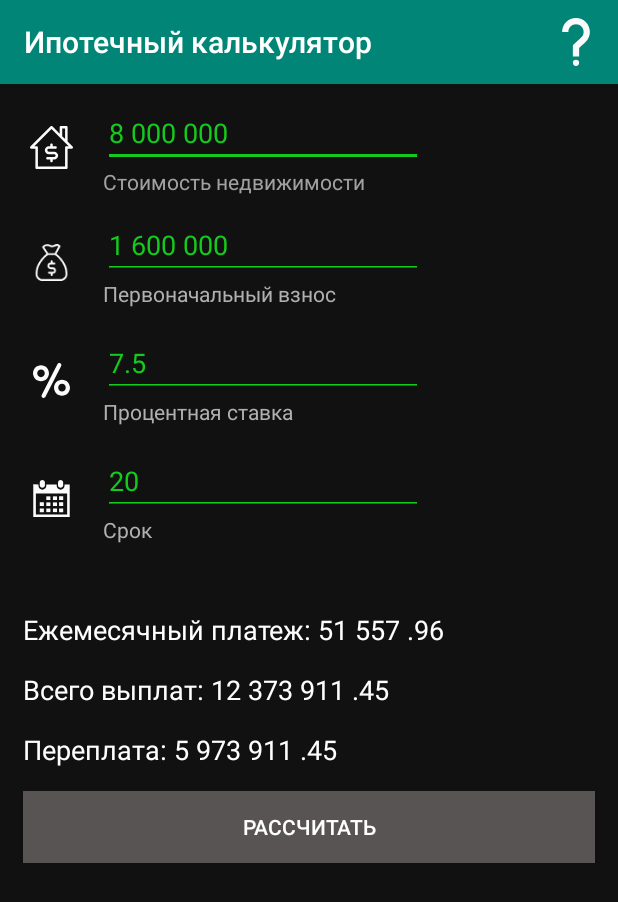
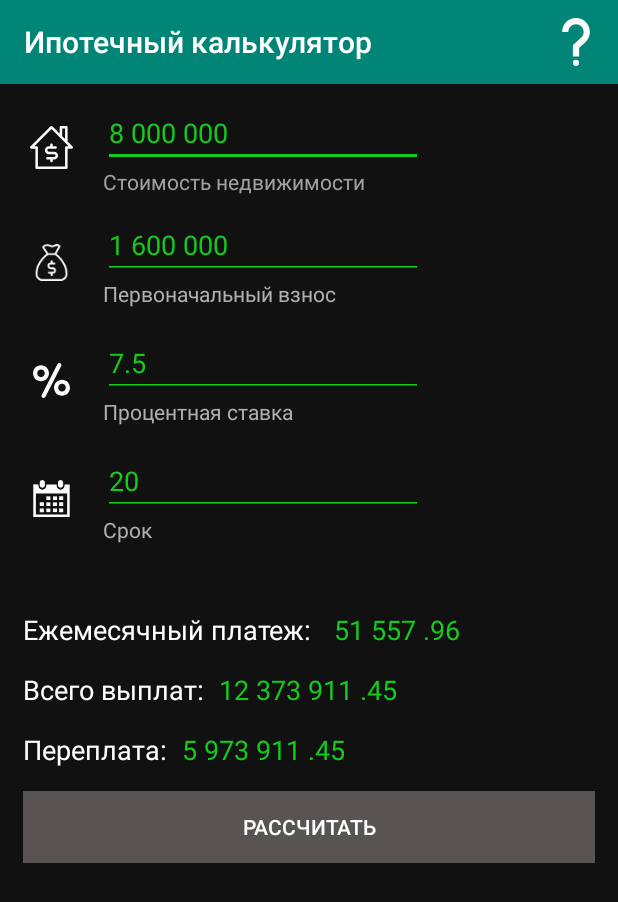
Before and after one commit to Serrggor49/FinCalc, an Android app: the Ipoteka screen opened directly, with no data from a screen before it, after a tap on "РАССЧИТАТЬ", on a phone screen of 412 x 824 dp. Shown: the top 902 px of the screen. Run offline under Robolectric (Android 15) with nearby library versions, the phone set to English and light mode, and no system bars.

Commit message:
Начал делать кредитны калькулятор

```diff
--- a/app/src/main/java/com49/comments49/fincalc/Ipoteka.java
+++ b/app/src/main/java/com49/comments49/fincalc/Ipoteka.java
@@ -30,6 +30,8 @@ public class Ipoteka extends AppCompatActivity {
     double procentnayaStavka;
     double srok;
 
+    int stringHelp = R.string.help_ipoteka;
+
 
     @Override
     public boolean onCreateOptionsMenu(Menu menu) {
@@ -40,6 +42,8 @@ public class Ipoteka extends AppCompatActivity {
 
     @Override
     public boolean onOptionsItemSelected(MenuItem item) {
+
+        Info.setText(stringHelp);
         Intent intent = new Intent(this, Info.class);
         startActivity(intent);
         return false;
@@ -72,8 +76,8 @@ public class Ipoteka extends AppCompatActivity {
 
         stoimostJilya = Double.parseDouble(stoimost);
         pervonachalniyVznos = Double.parseDouble(vznos);
-        procentnayaStavka = Double.parseDouble(procentnayaStavkaEditText.getText().toString())/100/12;
-        srok = Double.parseDouble(srokEditText.getText().toString())*12;
+        procentnayaStavka = Double.parseDouble(procentnayaStavkaEditText.getText().toString()) / 100 / 12;
+        srok = Double.parseDouble(srokEditText.getText().toString()) * 12;
         calculate();
 
         stoimostJilyaEditText.setText(Methods.separate(stoimostJilyaEditText.getText().toString()));
@@ -82,12 +86,11 @@ public class Ipoteka extends AppCompatActivity {
     }
 
 
-
     public void calculate() {
-        Double x = (stoimostJilya - pervonachalniyVznos) * (   (procentnayaStavka * (Math.pow((1+procentnayaStavka), srok))  / (Math.pow((1+procentnayaStavka), srok)-1)));  // ежемесячный платеж
-        resultEditText.setText("Ежемесячный платеж: " + Methods.separate(String.format("%.2f", x)));
-        resultVsegoViplat.setText("Всего выплат: " + Methods.separate(String.format("%.2f", x*srok)));
-        resultPereplata.setText("Переплата: " + Methods.separate(String.format("%.2f", x*srok-(stoimostJilya-pervonachalniyVznos))));
+        Double x = (stoimostJilya - pervonachalniyVznos) * ((procentnayaStavka * (Math.pow((1 + procentnayaStavka), srok)) / (Math.pow((1 + procentnayaStavka), srok) - 1)));  // ежемесячный платеж
+        resultEditText.setText(" " + Methods.separate(String.format("%.2f", x)));
+        resultVsegoViplat.setText(" " + Methods.separate(String.format("%.2f", x * srok)));
+        resultPereplata.setText(" " + Methods.separate(String.format("%.2f", x * srok - (stoimostJilya - pervonachalniyVznos))));
     }
 
 
--- a/app/src/main/java/com49/comments49/fincalc/MainActivity.java
+++ b/app/src/main/java/com49/comments49/fincalc/MainActivity.java
@@ -74,6 +74,11 @@ public class MainActivity extends AppCompatActivity {
         startActivity(intent);
     }
 
+    public void startCredit(View v){
+        Intent intent = new Intent(MainActivity.this, Credit.class);
+        startActivity(intent);
+    }
+
 
 
 
--- a/app/src/main/java/com49/comments49/fincalc/Slojniy_procent.java
+++ b/app/src/main/java/com49/comments49/fincalc/Slojniy_procent.java
@@ -43,6 +43,7 @@ public class Slojniy_procent extends AppCompatActivity {
     LineGraphSeries<DataPoint> graf_1;  //
     LineGraphSeries<DataPoint> graf_2;
     GraphView graph;  // график
+    int stringHelp = R.string.help_slojniy_procent;
 
 
     @Override
@@ -54,8 +55,7 @@ public class Slojniy_procent extends AppCompatActivity {
 
     @Override
     public boolean onOptionsItemSelected(MenuItem item) {
-        // Handle item selection
-
+        Info.setText(stringHelp);
         Intent intent = new Intent(this, Info.class);
         startActivity(intent);
         return false;
@@ -120,7 +120,7 @@ public class Slojniy_procent extends AppCompatActivity {
 
         A = (P * (Math.pow((1 + (r / n)), (n * t)))); // стоимость вклада по окончанию срока (сложный процент)
         String result_v = String.format("%.2f",  A);
-        result.setText("Итоговая сумма " + Methods.separate(result_v));
+        result.setText(" " + Methods.separate(result_v));
         String result_prft =  String.format("%.2f",  (A-P));
         // profit.setText("Прибыль               " + separate(result_prft));
 
--- a/app/src/main/res/layout/activity_ipoteka.xml
+++ b/app/src/main/res/layout/activity_ipoteka.xml
@@ -209,9 +209,15 @@
 
             </LinearLayout>
 
+
+            <LinearLayout
+                android:layout_width="match_parent"
+                android:layout_height="match_parent"
+                android:orientation="horizontal">
+
                 <TextView
-                android:id="@+id/result_editText_id"
-                android:layout_width="match_parent"
+                    android:id="@+id/result_editText_id_"
+                    android:layout_width="wrap_content"
                     android:layout_height="wrap_content"
                     android:layout_marginLeft="15dp"
                     android:layout_marginTop="15dp"
@@ -219,10 +225,24 @@
                     android:textColor="#FFFFFF"
                     android:textSize="18sp" />
 
+                <TextView
+                    android:id="@+id/result_editText_id"
+                    android:layout_width="wrap_content"
+                    android:layout_height="match_parent"
+                    android:layout_marginLeft="5dp"
+                    android:layout_marginTop="15dp"
+                    android:textColor="#FF14CA1D"
+                    android:textSize="18sp" />
+            </LinearLayout>
+
+            <LinearLayout
+                android:layout_width="match_parent"
+                android:layout_height="match_parent"
+                android:orientation="horizontal">
 
                 <TextView
-                android:id="@+id/result_vsego_viplat_editText_id"
-                android:layout_width="match_parent"
+                    android:id="@+id/result_vsego_viplat_editText_id_"
+                    android:layout_width="wrap_content"
                     android:layout_height="wrap_content"
                     android:layout_marginLeft="15dp"
                     android:layout_marginTop="15dp"
@@ -231,14 +251,40 @@
                     android:textSize="18sp" />
 
                 <TextView
-                android:id="@+id/result_pereplat_editText_id"
+                    android:id="@+id/result_vsego_viplat_editText_id"
+                    android:layout_width="wrap_content"
+                    android:layout_height="wrap_content"
+                    android:layout_marginLeft="5dp"
+                    android:layout_marginTop="15dp"
+                    android:text=""
+                    android:textColor="#FF14CA1D"
+                    android:textSize="18sp" />
+            </LinearLayout>
+
+            <LinearLayout
                 android:layout_width="match_parent"
+                android:layout_height="match_parent"
+                android:orientation="horizontal">
+
+                <TextView
+                    android:id="@+id/result_pereplat_editText_id_"
+                    android:layout_width="wrap_content"
                     android:layout_height="wrap_content"
                     android:layout_marginLeft="15dp"
                     android:layout_marginTop="15dp"
                     android:text="Переплата:"
                     android:textColor="#FFFFFF"
                     android:textSize="18sp" />
+
+                <TextView
+                    android:id="@+id/result_pereplat_editText_id"
+                    android:layout_width="wrap_content"
+                    android:layout_height="wrap_content"
+                    android:layout_marginLeft="5dp"
+                    android:layout_marginTop="15dp"
+                    android:textColor="#FF14CA1D"
+                    android:textSize="18sp" />
+            </LinearLayout>
 
             <Button
                 android:id="@+id/button_id"
--- a/app/src/main/res/layout/activity_main.xml
+++ b/app/src/main/res/layout/activity_main.xml
@@ -62,10 +62,10 @@
                 android:layout_weight="1"
                 android:adjustViewBounds="true"
                 android:background="#000000"
-                android:onClick="startSlojniyProcent"
+                android:onClick="startCredit"
                 android:padding="25dp"
                 android:scaleType="fitXY"
-                android:src="@drawable/percent" />
+                android:src="@drawable/kredit" />
 
             <ImageButton
                 android:id="@+id/imageButton2"
@@ -75,7 +75,7 @@
                 android:layout_weight="1"
                 android:adjustViewBounds="true"
                 android:background="#000000"
-                android:onClick="startSlojniyProcent"
+                android:onClick="startCredit"
                 android:padding="25dp"
                 android:scaleType="fitXY"
                 android:src="@drawable/percent" />
--- /dev/null
+++ b/app/src/main/res/values/help_ipoteka.xml
@@ -0,0 +1,15 @@
+<?xml version="1.0" encoding="utf-8"?>
+<resources>
+
+
+    <string name="help_ipoteka">
+С помощью данного инструмента вы можете расчитать стоимость ежемесячного ипотечного платежа.
+
+    </string>
+
+
+
+
+
+
+</resources>
```
Also changed, not shown: app/src/main/AndroidManifest.xml (+13 -4 lines), app/src/main/java/com49/comments49/fincalc/Credit.java (added, +14 -0 lines), app/src/main/java/com49/comments49/fincalc/Info.java (+16 -0 lines), app/src/main/res/layout/activity_credit.xml (added, +9 -0 lines), app/src/main/res/layout/activity_info.xml (+1 -41 lines), app/src/main/res/layout/activity_slojniy_procent.xml (+23 -7 lines), app/src/main/res/values/help_slojniy_procent.xml (added, +23 -0 lines), app/src/main/res/drawable/kredit.png (added). Lines whose indentation alone changed are shown as unchanged.
